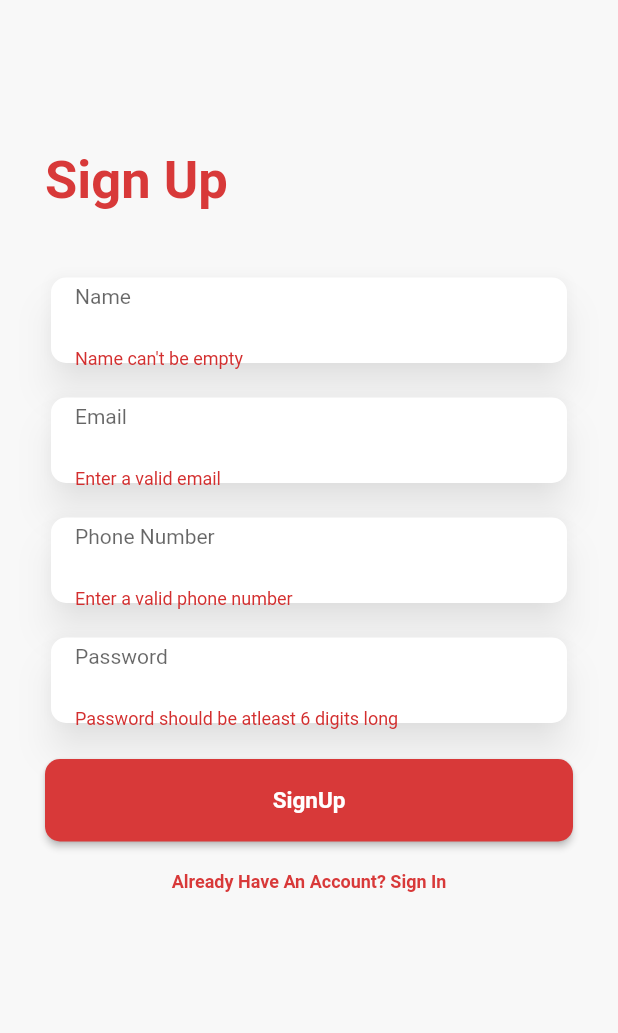
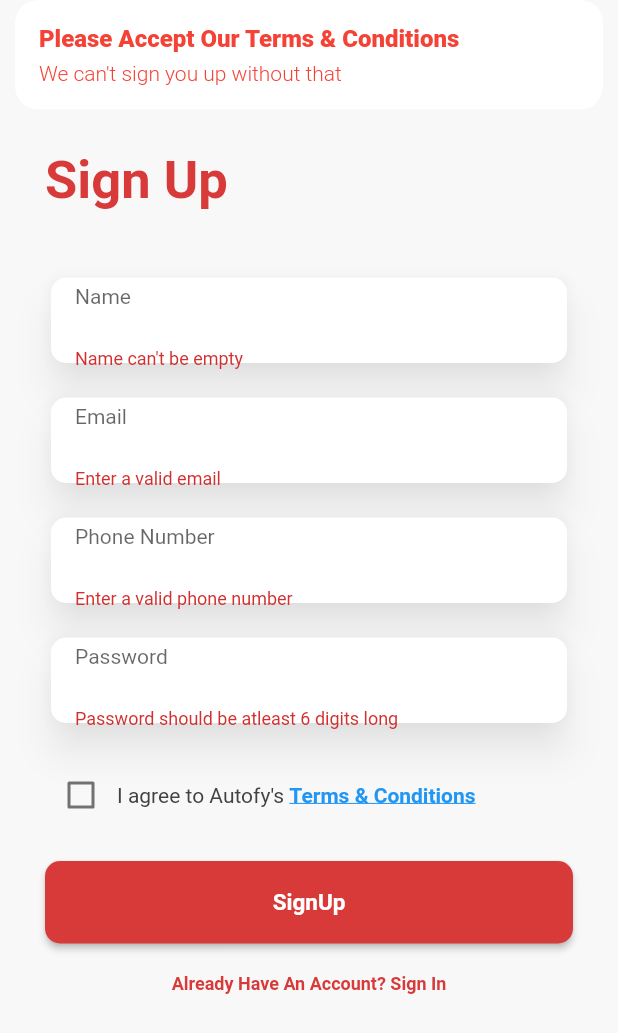
Before and after one commit to subhendupsingh/autofy_warranty_app, a Flutter app: the SignUpPage screen opened directly, after a tap on "SignUp", on a phone screen of 412 x 824 dp. Shown: the top 1033 px of the screen. Run offline on Flutter 3.47's test engine with Material 2 defaults, Android fonts, the phone set to English and light mode, and no system bars; our stand-ins replace cached_network_image, dartz, dio, email_validator, file_picker, flutter_easyloading and 10 more; missing offline and left inert: flutter_inappwebview, onesignal_flutter, syncfusion_flutter_pdf; accounts and stored records are empty.

Commit message:
added t&c and sku on enlarged iamge

```diff
--- a/autofy_warranty_app/lib/pages/signup/signupPage.dart
+++ b/autofy_warranty_app/lib/pages/signup/signupPage.dart
@@ -1,6 +1,7 @@
 import 'dart:ui';
 import 'package:autofy_warranty_app/controllers/authController.dart';
 import 'package:autofy_warranty_app/pages/signIn/signInPage.dart';
+import 'package:autofy_warranty_app/pages/web_view.dart';
 import 'package:autofy_warranty_app/utils/constants.dart';
 import 'package:autofy_warranty_app/utils/helpers.dart';
 import 'package:flutter/material.dart';
@@ -16,6 +17,7 @@ class SignUpPage extends StatefulWidget {
 }
 
 class _SignUpPageState extends State<SignUpPage> {
+  bool isChecked = false;
   AuthController authController = Get.find<AuthController>();
 
   TextEditingController nameController = TextEditingController();
@@ -119,6 +121,11 @@ class _SignUpPageState extends State<SignUpPage> {
     return GetBtn(
         btnText: isRegistering ? "Please Wait..." : "SignUp",
         onPressed: () async {
+          if (!isChecked) {
+            Get.snackbar("Please Accept Our Terms & Conditions",
+                "We can't sign you up without that",
+                colorText: Colors.red, backgroundColor: Colors.white);
+          }
           if (isRegistering) return;
           if (_formKey.currentState!.validate()) {
             setState(() {
@@ -172,6 +179,42 @@ class _SignUpPageState extends State<SignUpPage> {
                   emptyVerticalBox(height: 15),
                   buildPasswordField(),
                   emptyVerticalBox(),
+                  Row(
+                    children: [
+                      Checkbox(
+                          value: isChecked,
+                          onChanged: (value) {
+                            setState(() {
+                              isChecked = value!;
+                            });
+                          }),
+                      GestureDetector(
+                        onTap: () {
+                          Get.to(
+                            () => WebView(
+                                initialUrl:
+                                    "https://autofystore.com/terms-conditions/"),
+                          );
+                        },
+                        child: RichText(
+                          text: TextSpan(
+                            children: [
+                              TextSpan(
+                                text: "Terms & Conditions",
+                                style: TextStyle(
+                                    color: Colors.blue,
+                                    decoration: TextDecoration.underline,
+                                    fontWeight: FontWeight.w600),
+                              )
+                            ],
+                            text: "I agree to Autofy's ",
+                            style: TextStyle(color: Colors.grey[800]),
+                          ),
+                        ),
+                      )
+                    ],
+                  ),
+                  emptyVerticalBox(),
                   buildSubmitButton(),
                   emptyVerticalBox(),
                   signInLink,
```
Also changed, not shown: autofy_warranty_app/lib/pages/uploadInvoice/productTileWidget.dart (+22 -1 lines), autofy_warranty_app/lib/pages/web_view.dart (+7 -3 lines).
